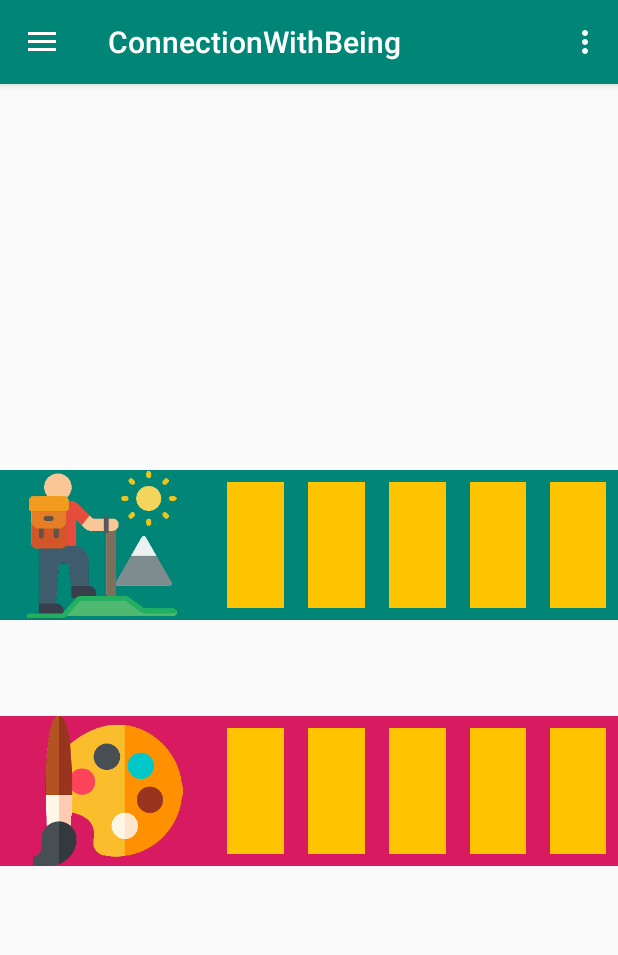
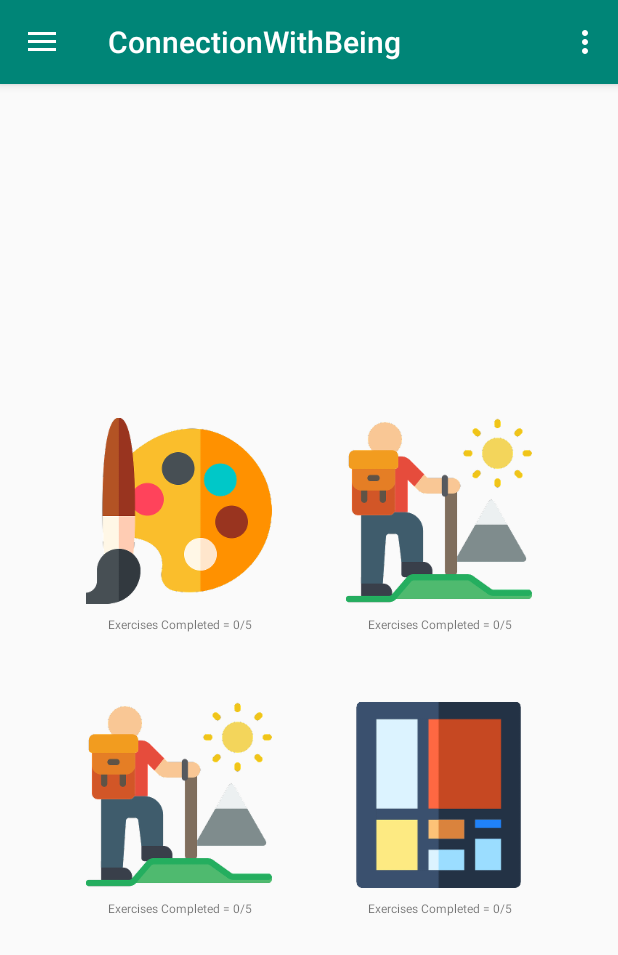
Before and after one commit to cawoolf/ConnectionWithBeing_Final, an Android app: the screen it shows after launch (MainActivity), on a phone screen of 412 x 824 dp. Shown: the top 955 px of the screen. Run offline under Robolectric (Android 15) with nearby library versions, the phone set to English and light mode, and no system bars.

Commit message:
First Square Menu version

```diff
--- a/app/src/main/java/com/example/connectionwithbeing/HomeFragment.java
+++ b/app/src/main/java/com/example/connectionwithbeing/HomeFragment.java
@@ -17,7 +17,6 @@ public class HomeFragment extends Fragment {
 
     private View mFragmentView;
 
-
     @Override
     public View onCreateView(LayoutInflater inflater, ViewGroup container,
                              Bundle savedInstanceState) {
--- a/app/src/main/res/layout/ahome_fragment.xml
+++ b/app/src/main/res/layout/ahome_fragment.xml
@@ -5,126 +5,159 @@
     android:layout_width="match_parent"
     android:layout_height="match_parent"
     tools:context=".MainActivity"
-
     >
 
     <LinearLayout
-        android:id="@+id/masterProgressBar_LinearLayout"
-        android:layout_width="match_parent"
+        android:id="@+id/homeFragment_LeftHandCategories"
+        android:layout_width="wrap_content"
         android:layout_height="wrap_content"
         android:orientation="vertical"
-        app:layout_constraintStart_toStartOf="parent"
-        app:layout_constraintEnd_toEndOf="parent"
+
+        android:layout_marginStart="16dp"
+        android:layout_marginEnd="4dp"
+
         app:layout_constraintTop_toTopOf="parent"
         app:layout_constraintBottom_toBottomOf="parent"
+        app:layout_constraintStart_toStartOf="parent"
+        app:layout_constraintEnd_toStartOf="@id/homeFragment_RightHandCategories">
+
+        <LinearLayout
+            android:id="@+id/connectionWithSociety_Category"
+            android:layout_width="wrap_content"
+            android:layout_height="wrap_content"
+            android:layout_weight="1"
+            android:orientation="vertical"
+
+            android:layout_marginBottom="46dp"
+
+            app:layout_constraintBottom_toTopOf="@id/connectionWithSelf_Category"
+            app:layout_constraintStart_toStartOf="parent">
+
+            <ImageView
+                android:layout_width="124dp"
+                android:layout_height="124dp"
+                android:background="@drawable/paint" />
+
+            <TextView
+                android:layout_width="match_parent"
+                android:layout_height="wrap_content"
+
+                android:layout_gravity="bottom"
+                android:gravity="center"
+
+                android:text="Exercises Completed = 0/5"
+                android:textSize="8sp"
+
+                android:layout_marginTop="8dp"/>
+
+        </LinearLayout>
+
+        <LinearLayout
+            android:id="@+id/connectionWithSelf_Category"
+            android:layout_width="wrap_content"
+            android:layout_height="wrap_content"
+            android:layout_weight="1"
+            android:orientation="vertical"
+
+            app:layout_constraintBottom_toBottomOf="parent"
+            app:layout_constraintStart_toStartOf="parent">
+
+            <ImageView
+                android:layout_width="124dp"
+                android:layout_height="124dp"
+                android:background="@drawable/hiking" />
+
+            <TextView
+                android:layout_width="match_parent"
+                android:layout_height="wrap_content"
+
+                android:layout_gravity="bottom"
+                android:gravity="center"
+
+                android:text="Exercises Completed = 0/5"
+                android:textSize="8sp"
+
+                android:layout_marginTop="8dp"/>
+
+        </LinearLayout>
+
+    </LinearLayout>
+
+    <LinearLayout
+        android:id="@+id/homeFragment_RightHandCategories"
+        android:layout_width="wrap_content"
+        android:layout_height="wrap_content"
+        android:orientation="vertical"
+
+        android:layout_marginEnd="16dp"
+        android:layout_marginStart="4dp"
+
+        app:layout_constraintTop_toTopOf="parent"
+        app:layout_constraintBottom_toBottomOf="parent"
+        app:layout_constraintEnd_toEndOf="parent"
+        app:layout_constraintStart_toEndOf="@id/homeFragment_LeftHandCategories"
+
         >
 
         <LinearLayout
-            android:id="@+id/E1_nature_progressBar"
-            android:layout_width="match_parent"
-            android:layout_height="100dp"
-            android:background="@color/colorPrimary"
-            android:orientation="horizontal"
+            android:id="@+id/connectionWithNature_Category"
+            android:layout_width="wrap_content"
+            android:layout_height="wrap_content"
             android:layout_weight="1"
-            android:layout_marginBottom="64dp"
 
-            >
+            android:layout_marginBottom="46dp"
+
+            android:orientation="vertical"
+            app:layout_constraintBottom_toTopOf="@id/connectionWithSelf_Category"
+            app:layout_constraintStart_toStartOf="parent">
 
             <ImageView
-                android:id="@+id/imageView"
+                android:layout_width="124dp"
+                android:layout_height="124dp"
+                android:background="@drawable/hiking" />
+
+            <TextView
                 android:layout_width="match_parent"
                 android:layout_height="wrap_content"
-                android:layout_weight="0.75"
-                android:layout_marginEnd="8dp"
-                app:srcCompat="@drawable/hiking" />
+
+                android:layout_gravity="bottom"
+                android:gravity="center"
+
+                android:text="Exercises Completed = 0/5"
+                android:textSize="8sp"
+
+                android:layout_marginTop="8dp"/>
+
+        </LinearLayout>
+
+        <LinearLayout
+            android:id="@+id/connectionWithOthers_Category"
+            android:layout_width="wrap_content"
+            android:layout_height="wrap_content"
+            android:layout_weight="1"
+            android:orientation="vertical"
+
+            app:layout_constraintBottom_toBottomOf="parent"
+            app:layout_constraintStart_toStartOf="parent">
+
+            <ImageView
+                android:layout_width="124dp"
+                android:layout_height="124dp"
+                android:background="@drawable/mondrian" />
 
             <TextView
                 android:layout_width="match_parent"
                 android:layout_height="match_parent"
-                android:layout_weight="1"
-                android:layout_margin="8dp"
-                android:background="@color/AE1_actionBarBackgroundColor"/>
+                android:layout_gravity="bottom"
+                android:gravity="center"
 
-            <TextView
-                android:layout_width="match_parent"
-                android:layout_height="match_parent"
-                android:layout_weight="1"
-                android:layout_margin="8dp"
-                android:background="@color/AE1_actionBarBackgroundColor"/>
+                android:text="Exercises Completed = 0/5"
+                android:textSize="8sp"
 
-            <TextView
-                android:layout_width="match_parent"
-                android:layout_height="match_parent"
-                android:layout_weight="1"
-                android:layout_margin="8dp"
-                android:background="@color/AE1_actionBarBackgroundColor"/>
+                android:layout_marginTop="8dp"/>
 
-            <TextView
-                android:layout_width="match_parent"
-                android:layout_height="match_parent"
-                android:layout_weight="1"
-                android:layout_margin="8dp"
-                android:background="@color/AE1_actionBarBackgroundColor"/>
-
-            <TextView
-                android:layout_width="match_parent"
-                android:layout_height="match_parent"
-                android:layout_weight="1"
-                android:layout_margin="8dp"
-                android:background="@color/AE1_actionBarBackgroundColor"/>
         </LinearLayout>
 
-        <LinearLayout
-            android:id="@+id/E2_art_progressBar"
-            android:layout_width="match_parent"
-            android:layout_height="100dp"
-            android:background="@color/colorAccent"
-            android:orientation="horizontal"
-            android:layout_weight="1">
-
-            <ImageView
-                android:layout_width="match_parent"
-                android:layout_height="wrap_content"
-
-                app:srcCompat="@drawable/paint"
-                android:layout_weight="0.75"
-                />
-
-            <TextView
-                android:layout_width="match_parent"
-                android:layout_height="match_parent"
-                android:layout_weight="1"
-                android:layout_margin="8dp"
-                android:background="@color/AE1_actionBarBackgroundColor"/>
-
-            <TextView
-                android:layout_width="match_parent"
-                android:layout_height="match_parent"
-                android:layout_weight="1"
-                android:layout_margin="8dp"
-                android:background="@color/AE1_actionBarBackgroundColor"/>
-
-            <TextView
-                android:layout_width="match_parent"
-                android:layout_height="match_parent"
-                android:layout_weight="1"
-                android:layout_margin="8dp"
-                android:background="@color/AE1_actionBarBackgroundColor"/>
-
-            <TextView
-                android:layout_width="match_parent"
-                android:layout_height="match_parent"
-                android:layout_weight="1"
-                android:layout_margin="8dp"
-                android:background="@color/AE1_actionBarBackgroundColor"/>
-
-            <TextView
-                android:layout_width="match_parent"
-                android:layout_height="match_parent"
-                android:layout_weight="1"
-                android:layout_margin="8dp"
-                android:background="@color/AE1_actionBarBackgroundColor"/>
-        </LinearLayout>
     </LinearLayout>
 
 </androidx.constraintlayout.widget.ConstraintLayout>
```
